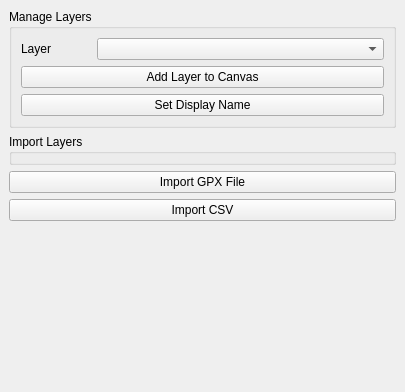
Qt form ui/ui_edit_stdm_layer.ui (gltn/stdm) before a commit.
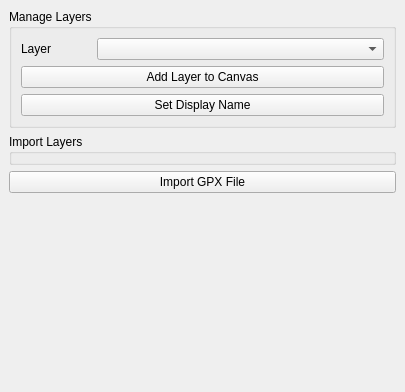
The same form after that commit.

Commit message: included new ui changes to spatial unit manager dock widget

Diff of the .ui file:
```diff
--- a/ui/ui_edit_stdm_layer.ui
+++ b/ui/ui_edit_stdm_layer.ui
@@ -16,13 +16,6 @@
   <widget class="QWidget" name="dockWidgetContents">
    <layout class="QGridLayout" name="gridLayout_2">
     <item row="3" column="0">
-     <widget class="QPushButton" name="pushButton">
-      <property name="text">
-       <string>Import CSV</string>
-      </property>
-     </widget>
-    </item>
-    <item row="4" column="0">
      <spacer name="verticalSpacer">
       <property name="orientation">
        <enum>Qt::Vertical</enum>
```
The commit also changes 1 other file.
